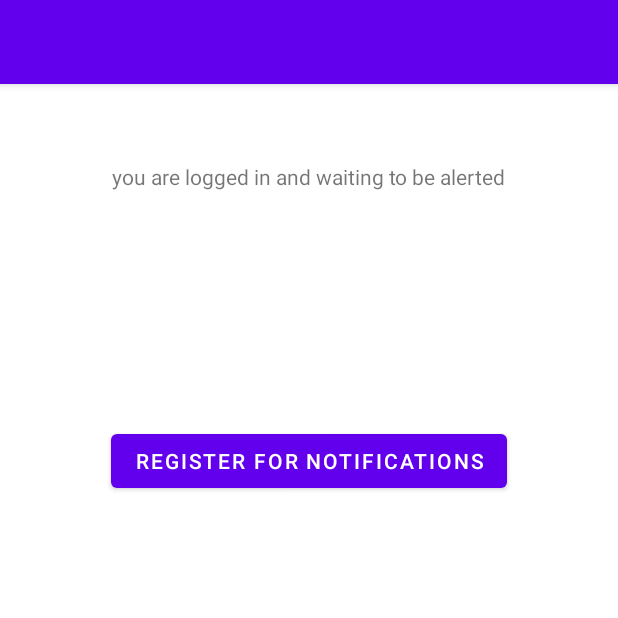
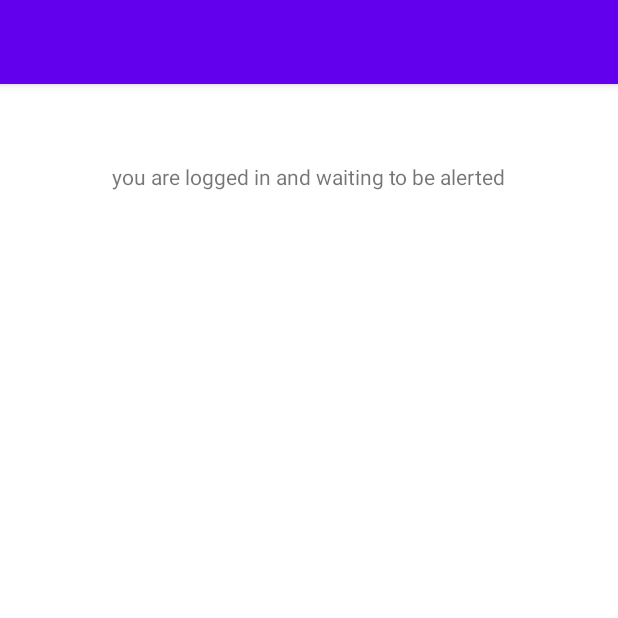
Before and after one commit to JasonSDMN2001/SmartAlert, an Android app: the MainActivity4 screen opened directly, with no data from a screen before it, on a phone screen of 412 x 824 dp, the top half of it. Run offline under Robolectric (Android 15) with nearby library versions, the light colour scheme and no system bars; our stand-ins replace Firebase (no records; nobody signed in at launch, a user with empty details on screens opened directly).

Commit message:
clean up

```diff
--- a/app/build.gradle
+++ b/app/build.gradle
@@ -31,8 +31,8 @@ android {
 
 dependencies {
 
-    implementation 'androidx.appcompat:appcompat:1.5.1'
-    implementation 'com.google.android.material:material:1.7.0'
+    implementation 'androidx.appcompat:appcompat:1.5.0'
+    implementation 'com.google.android.material:material:1.8.0'
     implementation 'androidx.constraintlayout:constraintlayout:2.1.4'
     implementation 'com.google.firebase:firebase-database:20.1.0'
     implementation 'com.google.firebase:firebase-auth:21.1.0'
@@ -40,7 +40,7 @@ dependencies {
     testImplementation 'junit:junit:4.13.2'
     androidTestImplementation 'androidx.test.ext:junit:1.1.5'
     androidTestImplementation 'androidx.test.espresso:espresso-core:3.5.1'
-    implementation 'com.google.android.gms:play-services-location:20.0.0'
+    implementation 'com.google.android.gms:play-services-location:21.0.1'
     implementation "androidx.work:work-runtime:2.7.1"
     implementation 'androidx.concurrent:concurrent-listenablefuture-callback:1.0.0-beta01'
 }
--- a/app/src/main/java/com/unipi/boidanis/smartalert/MainActivity4.java
+++ b/app/src/main/java/com/unipi/boidanis/smartalert/MainActivity4.java
@@ -36,96 +36,15 @@ import com.google.firebase.database.ValueEventListener;
 
 import java.util.Objects;
 
-public class MainActivity4 extends AppCompatActivity implements LocationListener {
-    LocationManager locationManager;
-    Double gps_long1,gps_lat1,gps_long2,gps_lat2;
-    FirebaseDatabase database;
-    FirebaseUser user;
-    FirebaseAuth mAuth;
-    AlarmManager alarmManager;
-    PendingIntent pendingIntent;
-    Intent intent;
+public class MainActivity4 extends AppCompatActivity  {
+
     TextView textView;
     SharedPreferences sharedPreferences;
     @Override
     protected void onCreate(Bundle savedInstanceState) {
         super.onCreate(savedInstanceState);
         setContentView(R.layout.activity_main4);
-        textView=findViewById(R.id.textView6);
-        sharedPreferences = PreferenceManager.getDefaultSharedPreferences(getApplicationContext());
-        textView.setText(sharedPreferences.getString("User",""));
-        /*locationManager = (LocationManager) getSystemService(LOCATION_SERVICE);
-        if (ActivityCompat.checkSelfPermission(this, Manifest.permission.ACCESS_FINE_LOCATION)
-                != PackageManager.PERMISSION_GRANTED && ActivityCompat.checkSelfPermission(this, Manifest.permission.ACCESS_COARSE_LOCATION)
-                != PackageManager.PERMISSION_GRANTED) {
-        }
-        locationManager.requestLocationUpdates(LocationManager.GPS_PROVIDER, 0, 0, this);*/
-        /*database = FirebaseDatabase.getInstance();
-        mAuth = FirebaseAuth.getInstance();
-        user = mAuth.getCurrentUser();
-        Intent serviceIntent = new Intent(this,MyService.class);
-        serviceIntent.putExtra("User", user);
-        startService(serviceIntent);*/
-    }
-
-    @Override
-    public void onLocationChanged(@NonNull Location location) {
-        /*gps_long1=location.getLongitude();
-        gps_lat1=location.getLatitude();
-        FirebaseDatabase database = FirebaseDatabase.getInstance();
-        DatabaseReference ref2 = database.getReference().child("Alerts");
-        ref2.addValueEventListener(new ValueEventListener() {
-            @Override
-            public void onDataChange(@NonNull DataSnapshot snapshot) {
-                for(DataSnapshot dataSnapshot:snapshot.getChildren()) {
-                    DangerData dangerData = dataSnapshot.getValue(DangerData.class);
-                    gps_long2=dangerData.getLongtitude();
-                    gps_lat2=dangerData.getLat();
-                    if (dangerData.getApproved().toString().equals("true")) {
-                        showMessage("Alert! Theres a "+dangerData.getDangerType()+" going on",dangerData.getDescription());
-                        NotificationChannel channel = new NotificationChannel("123","channelUnipi",
-                                NotificationManager.IMPORTANCE_DEFAULT);
-                        NotificationManager notificationManager =
-                                (NotificationManager) getSystemService(Context.NOTIFICATION_SERVICE);
-                        notificationManager.createNotificationChannel(channel);
-                        NotificationCompat.Builder builder =
-                                new NotificationCompat.Builder(getApplicationContext(),"123");
-                        builder.setContentTitle(dangerData.getDangerType())
-                                .setSmallIcon(R.drawable.ic_launcher_background)
-                                .setContentText(dangerData.getDescription())
-                                .setAutoCancel(true);
-                        notificationManager.notify(1,builder.build());
-                    }
-                }
-            }
-
-            @Override
-            public void onCancelled(@NonNull DatabaseError error) {
-
-            }
-        });
-        locationManager.removeUpdates(this);*/
-    }
-    void showMessage(String title, String message){
-        new AlertDialog.Builder(this).setTitle(title).setMessage(message).setCancelable(true).show();
-    }
-    public void RegisterForAlerts(View view){
-        /*alarmManager = (AlarmManager) getSystemService(ALARM_SERVICE);
-        intent = new Intent(this,MyService.class);
-        pendingIntent = PendingIntent.getService(getApplicationContext(),1234,intent,
-                PendingIntent.FLAG_IMMUTABLE);
-        //alarmManager.setExactAndAllowWhileIdle(AlarmManager.RTC_WAKEUP,System.currentTimeMillis()
-                //+(5000),pendingIntent);
-        alarmManager.setRepeating(AlarmManager.RTC_WAKEUP,System.currentTimeMillis(),5000,pendingIntent);
-        */
-        //showMessage("You will now","receive updates");
-
-        /*Intent intent =new Intent(this, Restarter.class);
-        //intent.setAction("myRestarter");
-        PendingIntent pendingIntent = PendingIntent.getBroadcast(getApplicationContext(),0,intent,PendingIntent.FLAG_IMMUTABLE);
-        AlarmManager alarmManager = (AlarmManager) getSystemService(Context.ALARM_SERVICE);
-        alarmManager.setRepeating(AlarmManager.RTC_WAKEUP,System.currentTimeMillis(),60000,pendingIntent);*/
-        //startService(new Intent(this,MyService.class));
+        try {
             NotificationChannel channel = new NotificationChannel("1345", "notifications",
                     NotificationManager.IMPORTANCE_DEFAULT);
             NotificationManager notificationManager =
@@ -138,26 +57,16 @@ public class MainActivity4 extends AppCompatActivity implements LocationListener
                     .setContentText("receive updates")
                     .setAutoCancel(true);
             notificationManager.notify(3, builder.build());
+        } finally {
+            Toast.makeText(getApplicationContext(), "You wont receive notifications from now on", Toast.LENGTH_SHORT).show();
+        }
     }
 
 
-    /*class Restarter extends BroadcastReceiver {
-        @Override
-        public void onReceive(Context context, Intent intent) {
-            if (intent.getAction().equals(Intent.ACTION_SCREEN_ON) ||
-                    intent.getAction().matches(LocationManager.PROVIDERS_CHANGED_ACTION) ||
-                    intent.getAction().matches(LocationManager.KEY_PROVIDER_ENABLED)) {
-                Toast.makeText(getApplicationContext(), "broadcast!", Toast.LENGTH_SHORT).show();
-                startService(new Intent(getApplicationContext(),MyService.class));
-                /*alarmManager = (AlarmManager) getSystemService(ALARM_SERVICE);
-                intent = new Intent(getApplicationContext(),MyService.class);
-                pendingIntent = PendingIntent.getService(getApplicationContext(),1234,intent,
-                        PendingIntent.FLAG_IMMUTABLE);
-                //alarmManager.setExactAndAllowWhileIdle(AlarmManager.RTC_WAKEUP,System.currentTimeMillis()
-                //+(5000),pendingIntent);
-                alarmManager.setRepeating(AlarmManager.RTC_WAKEUP,System.currentTimeMillis(),60000,pendingIntent);
+
+
+
+
+
 
 }
-        }
-    }*/
-}
--- a/app/src/main/res/layout/activity_main4.xml
+++ b/app/src/main/res/layout/activity_main4.xml
@@ -17,26 +17,4 @@
         app:layout_constraintStart_toStartOf="parent"
         app:layout_constraintTop_toTopOf="parent" />
 
-    <Button
-        android:id="@+id/button10"
-        android:layout_width="wrap_content"
-        android:layout_height="wrap_content"
-        android:layout_marginTop="156dp"
-        android:onClick="RegisterForAlerts"
-        android:text="Register For Notifications"
-        app:layout_constraintEnd_toEndOf="parent"
-        app:layout_constraintHorizontal_bias="0.498"
-        app:layout_constraintStart_toStartOf="parent"
-        app:layout_constraintTop_toBottomOf="@+id/textView5" />
-
-    <TextView
-        android:id="@+id/textView6"
-        android:layout_width="wrap_content"
-        android:layout_height="wrap_content"
-        android:layout_marginBottom="68dp"
-        android:text="TextView"
-        app:layout_constraintBottom_toBottomOf="parent"
-        app:layout_constraintEnd_toEndOf="parent"
-        app:layout_constraintHorizontal_bias="0.147"
-        app:layout_constraintStart_toStartOf="parent" />
 </androidx.constraintlayout.widget.ConstraintLayout>
```
Also changed, not shown: app/src/main/java/com/unipi/boidanis/smartalert/MainActivity2.java (+0 -16 lines), app/src/main/java/com/unipi/boidanis/smartalert/MyService.java (+6 -95 lines), app/src/main/java/com/unipi/boidanis/smartalert/Restarter.java (+0 -8 lines), app/src/main/res/layout/activity_main2.xml (+1 -24 lines). Lines whose indentation alone changed are shown as unchanged.
